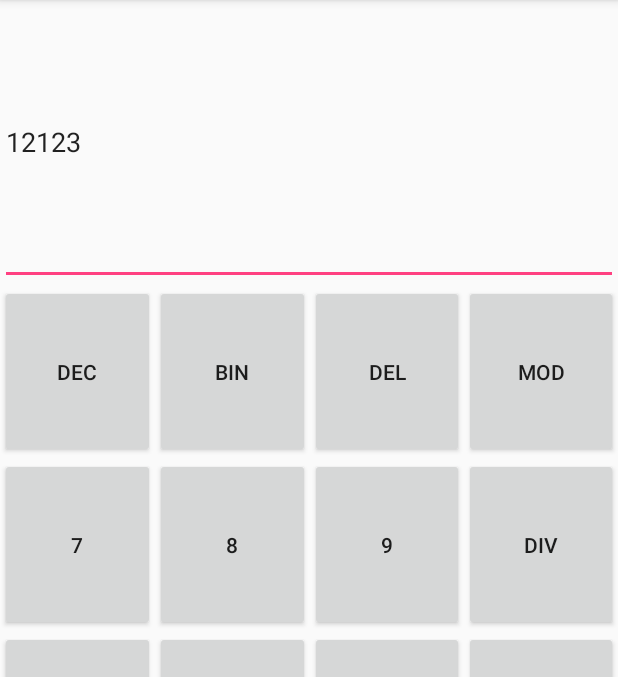
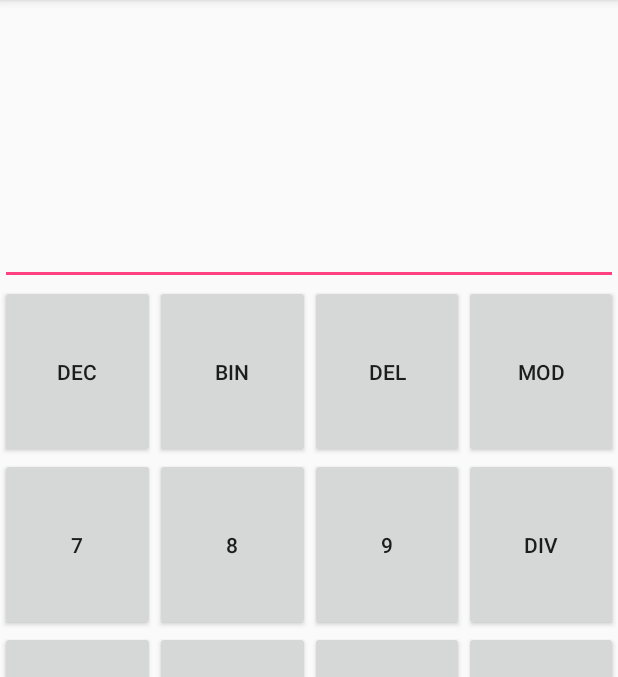
Before and after one commit to damiantapianava/unam, an Android app: the CalculatorActivity screen opened directly, with no data from a screen before it, on a phone screen of 412 x 824 dp, the part 84-761 px from its top. Run offline under Robolectric (Android 15) with nearby library versions, the phone set to English and light mode, and no system bars.

```diff
--- a/app/src/main/res/layout/activity_calculator.xml
+++ b/app/src/main/res/layout/activity_calculator.xml
@@ -11,7 +11,6 @@
         android:layout_width="match_parent"
         android:layout_height="wrap_content">
         <EditText
-            android:text="12123"
             android:id="@+id/txt_display_CALC"
             android:layout_width="match_parent"
             android:layout_height="match_parent" />
```
